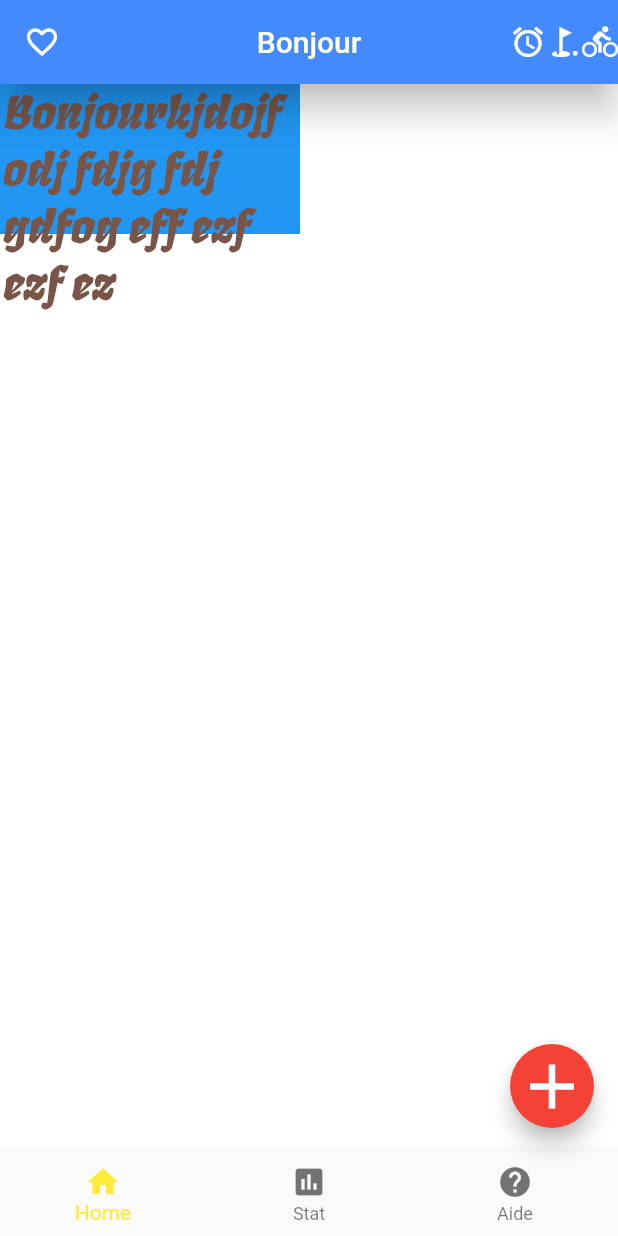
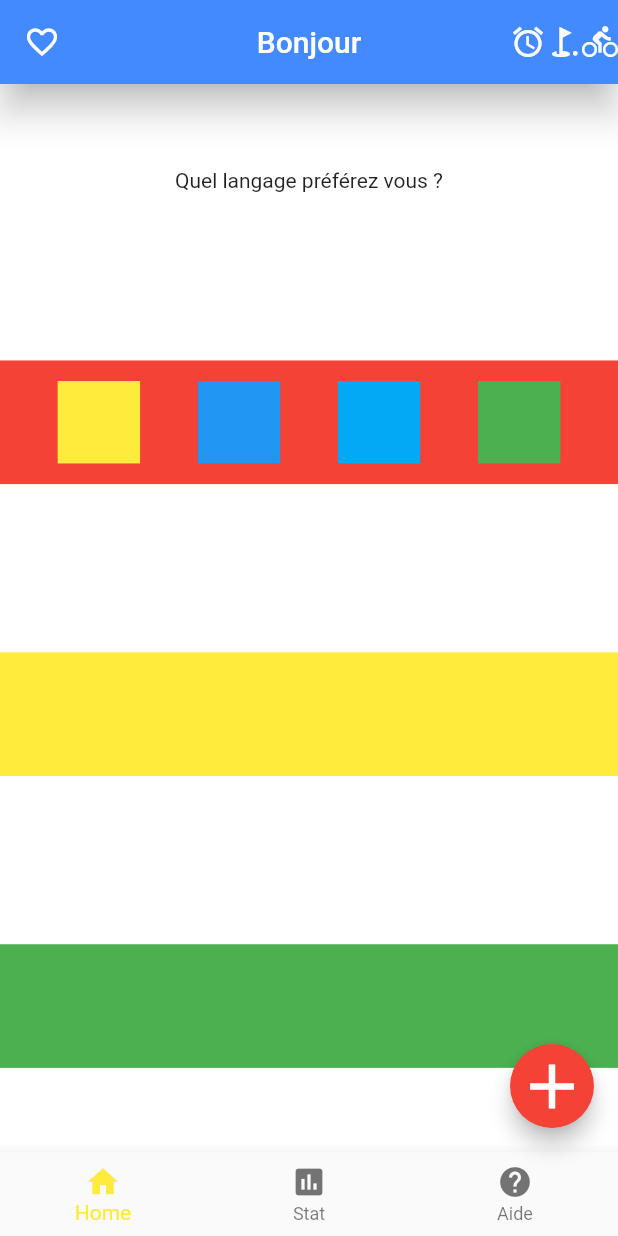
Before and after one commit to fabienlierville/di20-flutter-01widget, a Flutter app: the screen it shows after launch, on a phone screen of 412 x 824 dp. Run offline on Flutter 3.47's test engine with Material 2 defaults, Android fonts, the phone set to English and light mode, and no system bars.

Commit message:
Initial Commit

```diff
--- a/lib/Pages/home_page.dart
+++ b/lib/Pages/home_page.dart
@@ -61,20 +61,29 @@ class _HomePageState extends State<HomePage> {
         currentIndex: _indexSelection,
         selectedItemColor: Colors.yellow,
       ),
-      body: Container(
-        color:  Colors.blue,
-        width: 200,
-        height: 100,
-        child: Text("Bonjourkjdojf odj fdjg fdj gdfog eff ezf ezf ez",
-          style: TextStyle(
-            color: Colors.brown,
-            fontSize: 30,
-            fontStyle: FontStyle.italic,
-            fontFamily: "Fruktur"
-          ),
-          overflow: TextOverflow.visible,
+      body: Center(
+        child: Column(
+          mainAxisAlignment: MainAxisAlignment.spaceAround ,
+          children: [
+            Text("Quel langage préférez vous ?"),
+            Container(
+              color: Colors.red,
+              height: size.height/10,
+              child: Row(
+                mainAxisAlignment: MainAxisAlignment.spaceEvenly,
+                children: [
+                  Container(height: size.height/15,width: size.height/15, color: Colors.yellow,),
+                  Container(height: size.height/15,width: size.height/15, color: Colors.blue,),
+                  Container(height: size.height/15,width: size.height/15, color: Colors.lightBlue,),
+                  Container(height: size.height/15,width: size.height/15, color: Colors.green,),
+                ],
+              ),
+            ),
+            Container(color: Colors.yellow,height: size.height/10,),
+            Container(color: Colors.green,height: size.height/10,),
+          ],
         ),
-      ),
+      )
     );
   }
 
```
